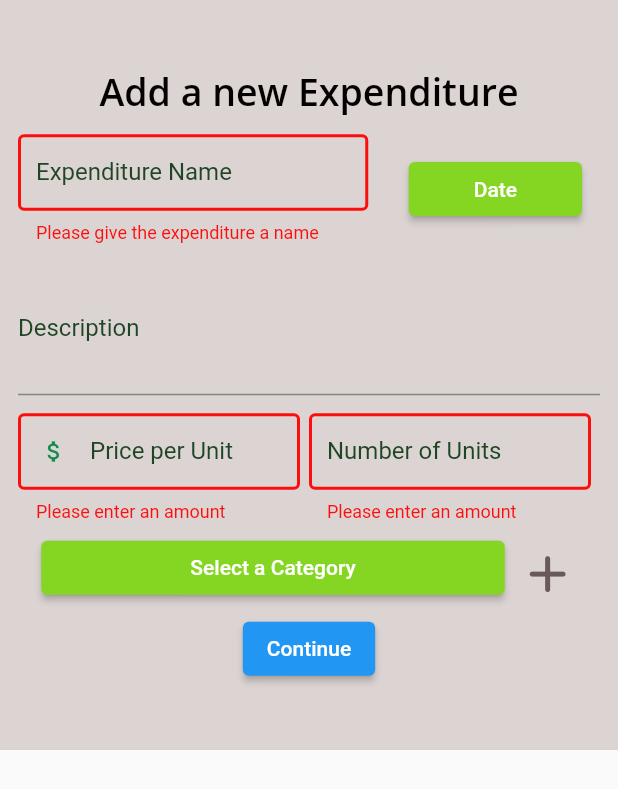
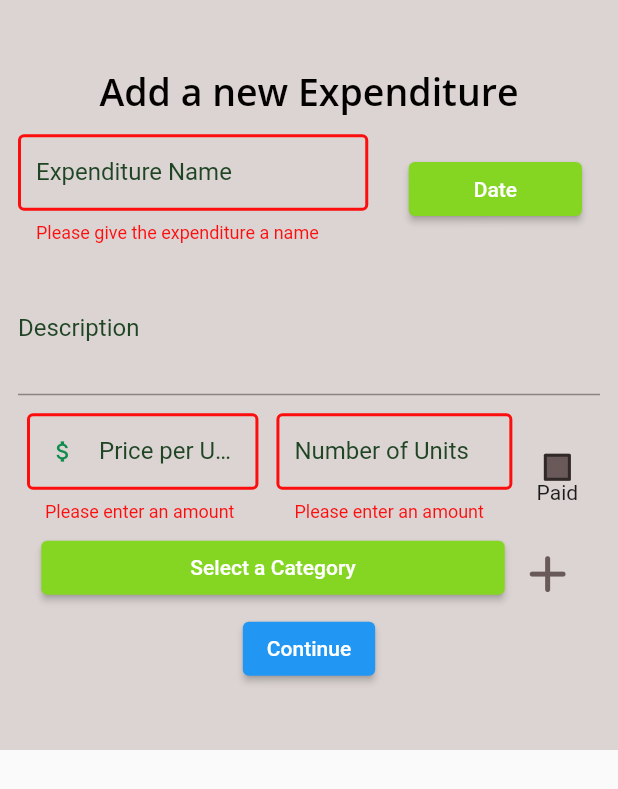
Before and after one commit to Skhoooler/villadex, a Flutter app: the ExpenditureForm widget shown alone on an empty page, opened directly with empty values, after a tap on "Continue", on a phone screen of 412 x 824 dp. Shown: the top 789 px of the screen. Run offline on Flutter 3.47's test engine with Material 2 defaults, Android fonts, the light colour scheme and no system bars; our stand-ins replace fl_chart, flutter_svg, google_fonts, image_picker, marquee, sqflite and 1 more; accounts and stored records are empty.

Commit message:
Added isPaid checkmark to Expenditure

```diff
--- a/lib/routes/properties/forms/category_interactor.dart
+++ b/lib/routes/properties/forms/category_interactor.dart
@@ -95,23 +95,19 @@ class _CategoryInteractorState extends State<CategoryInteractor> {
                                           false,
                                       enabled: true,
                                       onTap: (() {
+                                        // Set the state of each entry to false
+                                        selectedState.entries.map((e) =>
+                                        selectedState[e.key] = false);
+
                                         setState(() {
-                                          // Flip the state of the list tile's selected property
-                                          if (selectedState[category?.name] ==
-                                              true) {
-                                            selectedState[
-                                                category?.name ?? ""] = false;
-                                          } else {
-                                            selectedState[
-                                                category?.name ?? ""] = true;
-                                          }
+                                          /// Set the state of the selected category to true
+                                          selectedState[category?.name ?? ""] = true;
 
                                           /// Set the display on the button
                                           selectedCategory =
                                               category?.name ?? "Error";
 
                                           /// Send back a Category to the parent
-                                          // todo: Send back a list of Categories
                                           widget.callback(Category(
                                               name: category?.name ?? "Error"));
                                         });
--- a/lib/routes/properties/forms/expenditure.dart
+++ b/lib/routes/properties/forms/expenditure.dart
@@ -121,7 +121,7 @@ class _ExpenditureFormState extends State<ExpenditureForm> {
                   ),
                 ),
 
-                /// Add a price and the number of units
+                /// Add a price, the number of units, and if its paid
                 Padding(
                   padding: const EdgeInsets.symmetric(
                     vertical: 6.0,
@@ -131,8 +131,9 @@ class _ExpenditureFormState extends State<ExpenditureForm> {
                     children: [
                       /// Add a Price
                       Flexible(
+                        flex: 6,
                         child: Padding(
-                          padding: const EdgeInsets.only(right: 6.0),
+                          padding: const EdgeInsets.only(right: 6.0, left: 6.0),
                           child: TextFormField(
                             validator: (value) {
                               // if the value is empty
@@ -175,8 +176,9 @@ class _ExpenditureFormState extends State<ExpenditureForm> {
 
                       /// Add a number of units
                       Flexible(
+                        flex: 6,
                         child: Padding(
-                          padding: const EdgeInsets.only(right: 6.0),
+                          padding: const EdgeInsets.only(right: 3.0, left: 6.0),
                           child: TextFormField(
                             validator: (value) {
                               if (value == null || value.isEmpty) {
@@ -201,6 +203,46 @@ class _ExpenditureFormState extends State<ExpenditureForm> {
                           ),
                         ),
                       ),
+
+                      /// Checkmark if it is paid
+                      Flexible(
+                          flex: 2,
+                          child: Padding(
+                            padding:
+                                const EdgeInsets.only(right: 6.0, left: 3.0),
+                            child: Wrap(
+                              direction: Axis.vertical,
+                              crossAxisAlignment: WrapCrossAlignment.center,
+                              spacing: -15,
+                              children: [
+                                Checkbox(
+                                  value: isPaid,
+                                  hoverColor: VilladexColors().primary,
+                                  // Takes a function to set the fill color
+                                  fillColor: MaterialStateProperty.resolveWith(
+                                      (states) {
+                                    // If the checkbox is in any of these states
+                                    const Set<MaterialState> possibleStates =
+                                        <MaterialState>{
+                                      MaterialState.pressed,
+                                      MaterialState.hovered,
+                                      MaterialState.selected,
+                                    };
+                                    if (states.any(possibleStates.contains)) {
+                                      return VilladexColors().primary;
+                                    }
+                                    return VilladexColors().accent;
+                                  }),
+                                  onChanged: (bool? value) {
+                                    setState(() {
+                                      isPaid = value ?? false;
+                                    });
+                                  },
+                                ),
+                                const Text("Paid"),
+                              ],
+                            ),
+                          ))
                     ],
                   ),
                 ),
@@ -229,6 +271,7 @@ class _ExpenditureFormState extends State<ExpenditureForm> {
                           description: _descriptionController.text,
                           category: _category,
                           expenditureDate: _date,
+                          isPaid: isPaid,
                           associates: [],
                           //todo: Add associates
                           propertyKey: widget.propertyKey,
```
